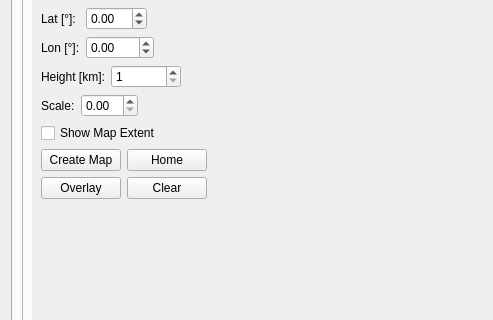
Above: core/formtoolbox.ui from hvanruys/EUMETCastView before the change; both pictures show x 0 to 493 and y 315 to 635 of the 806 by 1047 pixel window. Below: the same form after it.
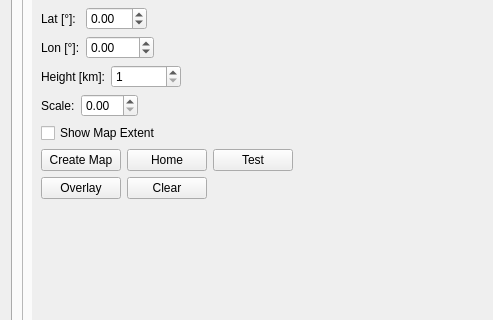
That is the form after the change. The open tabs and pages were chosen to show the change.

Patch:
```diff
--- a/core/formtoolbox.ui
+++ b/core/formtoolbox.ui
@@ -2985,6 +2985,13 @@
                     </property>
                    </widget>
                   </item>
+                  <item>
+                   <widget class="QPushButton" name="btnTest">
+                    <property name="text">
+                     <string>Test</string>
+                    </property>
+                   </widget>
+                  </item>
                   <item>
                    <spacer name="horizontalSpacer_47">
                     <property name="orientation">
```
Left out of the diff: 2 changed lines with no effect on the pictures.
